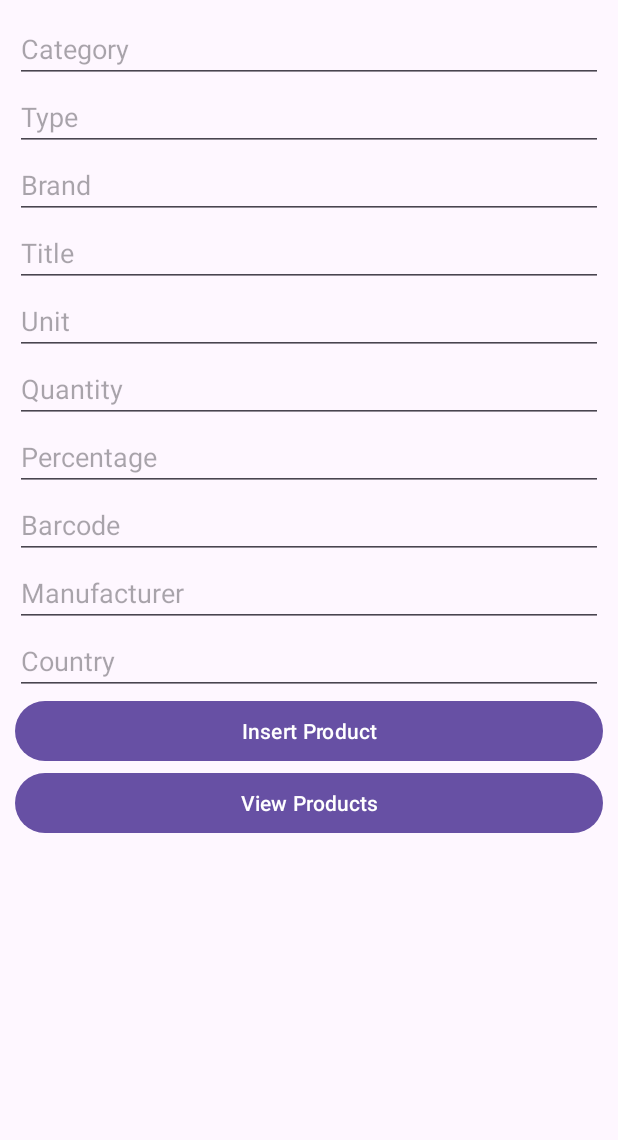
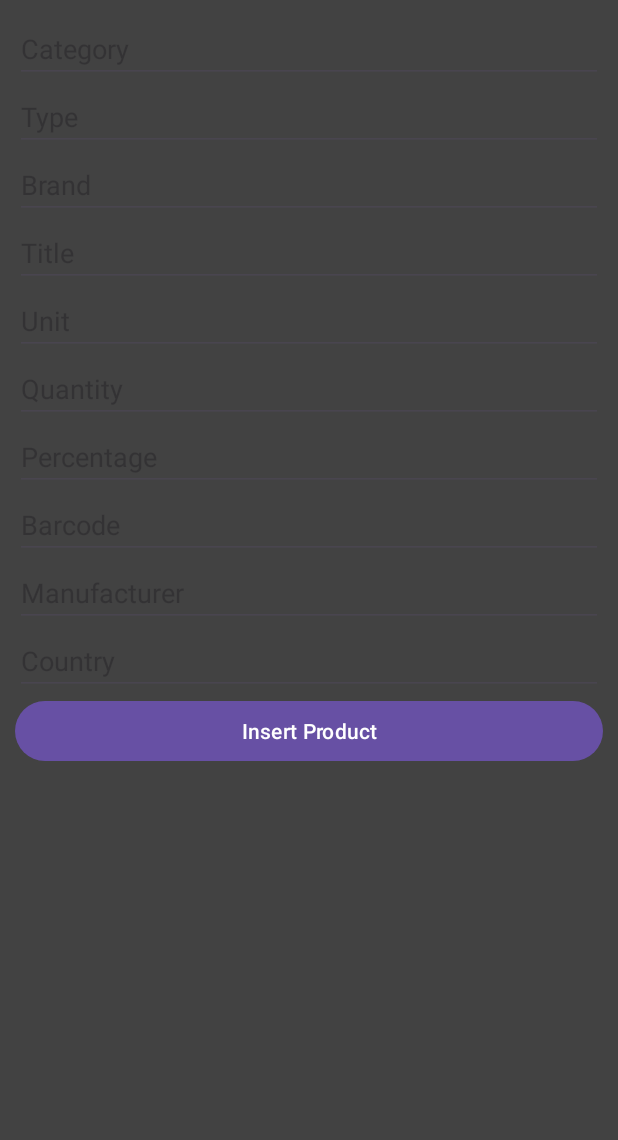
Before and after one commit to Badr1203/Spending-Tracker-Lite, an Android app: the fragment AddProductFragment placed in its activity, on a phone screen of 412 x 824 dp, the part 96-1236 px from its top. Run offline under Robolectric (Android 15) with nearby library versions, the phone set to English and light mode, and no system bars; 1 statement that could not run was skipped.

Commit message:
`Implementing add tarnsaction

```diff
--- a/app/src/main/java/com/example/spendingtrackerlite/AddProductFragment.java
+++ /dev/null
@@ -1,27 +0,0 @@
-package com.example.spendingtrackerlite;
-
-import android.content.Intent;
-import android.os.Bundle;
-import android.view.LayoutInflater;
-import android.view.View;
-import android.view.ViewGroup;
-import android.widget.Button;
-import android.widget.EditText;
-
-import androidx.activity.EdgeToEdge;
-import androidx.annotation.NonNull;
-import androidx.annotation.Nullable;
-import androidx.appcompat.app.AppCompatActivity;
-import androidx.fragment.app.Fragment;
-
-public class AddProductFragment extends Fragment {
-    public AddProductFragment() {}
-
-    @Nullable
-    @Override
-    public View onCreateView(@NonNull LayoutInflater inflater,
-                             @Nullable ViewGroup container,
-                             @Nullable Bundle savedInstanceState) {
-        return inflater.inflate(R.layout.fragment_add_product, container, false);
-    }
-}
--- /dev/null
+++ b/app/src/main/java/com/example/spendingtrackerlite/fragments/AddProductFragment.java
@@ -0,0 +1,73 @@
+package com.example.spendingtrackerlite.fragments;
+
+import android.os.Bundle;
+import android.view.LayoutInflater;
+import android.view.View;
+import android.view.ViewGroup;
+import android.widget.Button;
+import android.widget.EditText;
+import android.widget.Toast;
+
+import androidx.annotation.NonNull;
+import androidx.annotation.Nullable;
+import androidx.fragment.app.Fragment;
+
+import com.example.spendingtrackerlite.DatabaseHelper;
+import com.example.spendingtrackerlite.R;
+
+public class AddProductFragment extends Fragment {
+    public AddProductFragment() {}
+
+    EditText editTextCategory, editTextType, editTextBrand, editTextTitle,
+            editTextUnit, editTextQuantity, editTextPercent, editTextBarcode,
+            editTextManufacturer, editTextCountry;
+    Button buttonInsert, buttonViewProducts;
+    DatabaseHelper dbHelper;
+
+    @Nullable
+    @Override
+    public View onCreateView(@NonNull LayoutInflater inflater,
+                             @Nullable ViewGroup container,
+                             @Nullable Bundle savedInstanceState) {
+        View view = inflater.inflate(R.layout.fragment_add_product, container, false);
+
+        // Bind views using view.findViewById
+        editTextCategory = view.findViewById(R.id.editTextCategory);
+        editTextType = view.findViewById(R.id.editTextType);
+        editTextBrand = view.findViewById(R.id.editTextBrand);
+        editTextTitle = view.findViewById(R.id.editTextTitle);
+        editTextUnit = view.findViewById(R.id.editTextUnit);
+        editTextQuantity = view.findViewById(R.id.editTextQuantity);
+        editTextPercent = view.findViewById(R.id.editTextPercent);
+        editTextBarcode = view.findViewById(R.id.editTextBarcode);
+        editTextManufacturer = view.findViewById(R.id.editTextManufacturer);
+        editTextCountry = view.findViewById(R.id.editTextCountry);
+
+        buttonInsert = view.findViewById(R.id.buttonInsert);
+
+        // Use getActivity() instead of 'this' in fragments
+        dbHelper = new DatabaseHelper(getActivity());
+        dbHelper.createDatabase();
+
+        buttonInsert.setOnClickListener(v -> {
+            String category = editTextCategory.getText().toString().trim();
+            String type = editTextType.getText().toString().trim();
+            String brand = editTextBrand.getText().toString().trim();
+            String title = editTextTitle.getText().toString().trim();
+            String unit = editTextUnit.getText().toString().trim();
+            String quantityInput = editTextQuantity.getText().toString().trim();
+            Double quantity = quantityInput.isEmpty() ? null : Double.parseDouble(quantityInput);
+            String percentInput = editTextPercent.getText().toString().trim();
+            Double percent = percentInput.isEmpty() ? null : Double.parseDouble(percentInput);
+            String barcode = editTextBarcode.getText().toString().trim();
+            String manufacturer = editTextManufacturer.getText().toString().trim();
+            String country = editTextCountry.getText().toString().trim();
+
+            dbHelper.insertProduct(category, type, brand, title, unit, quantity, percent, barcode, manufacturer, country);
+
+            Toast.makeText(getActivity(), "Product Inserted", Toast.LENGTH_SHORT).show();
+        });
+
+        return view;
+    }
+}
--- /dev/null
+++ b/app/src/main/res/drawable/ic_time.xml
@@ -0,0 +1,5 @@
+<vector xmlns:android="http://schemas.android.com/apk/res/android" android:height="24dp" android:tint="#000000" android:viewportHeight="960" android:viewportWidth="960" android:width="24dp">
+
+    <path android:fillColor="@android:color/white" android:pathData="M480,840Q406,840 340.5,811.5Q275,783 226,734Q177,685 148.5,619.5Q120,554 120,480Q120,436 130,394.5Q140,353 159,316.5Q178,280 204.5,248.5Q231,217 264,192L536,464L480,520L264,304Q234,340 217,384.5Q200,429 200,480Q200,596 282,678Q364,760 480,760Q596,760 678,678Q760,596 760,480Q760,373 691.5,295.5Q623,218 520,204L520,280L440,280L440,120Q450,120 460,120Q470,120 480,120Q554,120 619.5,148.5Q685,177 734,226Q783,275 811.5,340.5Q840,406 840,480Q840,554 811.5,619.5Q783,685 734,734Q685,783 619.5,811.5Q554,840 480,840ZM280,520Q263,520 251.5,508.5Q240,497 240,480Q240,463 251.5,451.5Q263,440 280,440Q297,440 308.5,451.5Q320,463 320,480Q320,497 308.5,508.5Q297,520 280,520ZM480,720Q463,720 451.5,708.5Q440,697 440,680Q440,663 451.5,651.5Q463,640 480,640Q497,640 508.5,651.5Q520,663 520,680Q520,697 508.5,708.5Q497,720 480,720ZM680,520Q663,520 651.5,508.5Q640,497 640,480Q640,463 651.5,451.5Q663,440 680,440Q697,440 708.5,451.5Q720,463 720,480Q720,497 708.5,508.5Q697,520 680,520Z"/>
+
+</vector>
--- a/app/src/main/res/layout/fragment_add_product.xml
+++ b/app/src/main/res/layout/fragment_add_product.xml
@@ -1,13 +1,14 @@
 <?xml version="1.0" encoding="utf-8"?>
-<androidx.constraintlayout.widget.ConstraintLayout xmlns:android="http://schemas.android.com/apk/res/android"
+    <ScrollView xmlns:android="http://schemas.android.com/apk/res/android"
         android:layout_width="match_parent"
-    android:layout_height="match_parent">
+        android:layout_height="match_parent"
+        android:background="@color/cardview_dark_background">
 
         <LinearLayout
+            android:layout_width="match_parent"
+            android:layout_height="wrap_content"
             android:orientation="vertical"
-        android:padding="10dp"
-        android:layout_width="match_parent"
-        android:layout_height="match_parent" >
+            android:padding="10dp">
 
             <EditText
                 android:id="@+id/editTextCategory"
@@ -59,8 +60,8 @@
                 android:layout_width="match_parent"
                 android:layout_height="wrap_content"
                 android:hint="@string/quantity"
+                android:importantForAutofill="no"
                 android:inputType="numberDecimal"
-        android:importantForAutofill="no"
                 android:minHeight="40dp" />
 
             <EditText
@@ -68,8 +69,8 @@
                 android:layout_width="match_parent"
                 android:layout_height="wrap_content"
                 android:hint="@string/percentage"
+                android:importantForAutofill="no"
                 android:inputType="numberDecimal"
-        android:importantForAutofill="no"
                 android:minHeight="40dp" />
 
             <EditText
@@ -101,16 +102,10 @@
 
             <Button
                 android:id="@+id/buttonInsert"
-        android:text="@string/insert_product"
                 android:layout_width="match_parent"
-        android:layout_height="wrap_content" />
-    <Button
-        android:id="@+id/buttonViewProducts"
-        android:text="@string/view_products"
-        android:layout_width="match_parent"
-        android:layout_height="wrap_content" />
+                android:layout_height="wrap_content"
+                android:text="@string/insert_product" />
 
         </LinearLayout>
 
-
-</androidx.constraintlayout.widget.ConstraintLayout>
+    </ScrollView>
--- a/app/src/main/res/menu/drawer_menu.xml
+++ b/app/src/main/res/menu/drawer_menu.xml
@@ -1,7 +1,10 @@
 <?xml version="1.0" encoding="utf-8"?>
 <menu xmlns:android="http://schemas.android.com/apk/res/android">
-    <item android:id="@+id/nav_home" android:title="Home" android:icon="@drawable/baseline_home_24"/>
-    <item android:id="@+id/nav_add" android:title="Add Expense" />
-    <item android:id="@+id/nav_reports" android:title="Reports" />
-    <item android:id="@+id/nav_settings" android:title="Settings"/>
+    <item android:id="@+id/nav_home" android:title="@string/home" android:icon="@drawable/baseline_home_24"/>
+    <item android:id="@+id/nav_add_product" android:title="@string/add_product" />
+    <item android:id="@+id/nav_add_transaction" android:title="@string/add_transaction" />
+    <item android:id="@+id/nav_list_product" android:title="@string/view_products" />
+    <item android:id="@+id/nav_export_import" android:title="@string/export_import" />
+    <item android:id="@+id/nav_reports" android:title="@string/reports" />
+    <item android:id="@+id/nav_settings" android:title="@string/settings"/>
 </menu>
```
Also changed, not shown: app/src/main/java/com/example/spendingtrackerlite/DatabaseHelper.java (+53 -16 lines), app/src/main/java/com/example/spendingtrackerlite/fragments/AddTransactionFragment.java (added, +114 -0 lines), app/src/main/res/layout/fragment_add_transaction.xml (added, +110 -0 lines), app/src/main/res/layout/item_setting.xml (added, +25 -0 lines). Lines whose indentation alone changed are shown as unchanged.
